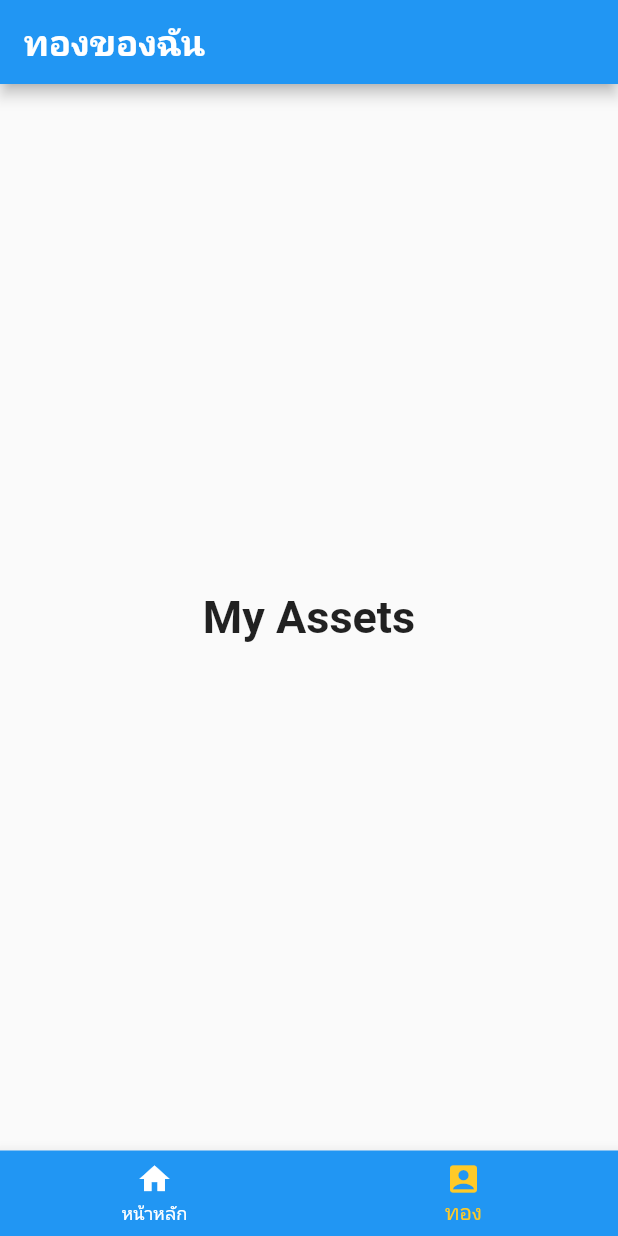
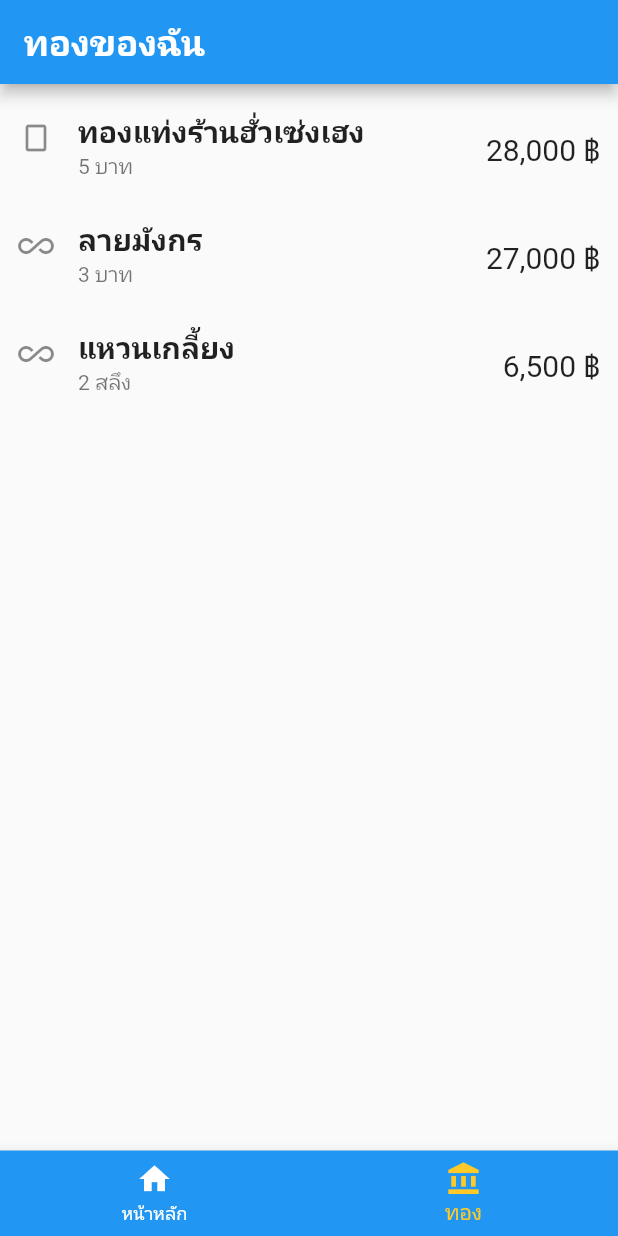
Before and after one commit to gameraroma/gold_trading_playground, a Flutter app: the screen it shows after launch, item 2 of the bottom bar chosen, on a phone screen of 412 x 824 dp. Run offline on Flutter 3.47's test engine with Material 2 defaults, Android fonts, the phone set to English and light mode, and no system bars; our stand-ins replace flutter_riverpod; network calls fail.

Commit message:
add asset list page with mock data

```diff
--- /dev/null
+++ b/lib/models/gold_asset.dart
@@ -0,0 +1,32 @@
+import 'package:flutter/material.dart';
+import 'package:intl/intl.dart';
+
+enum GoldType {
+  bullion,
+  ornament
+}
+
+enum GoldUnit {
+  baht,
+  quarterOfBaht
+}
+
+class GoldAsset {
+  final String id;
+  final String name;
+  final GoldType type;
+  final double cost;
+  final int weight;
+  final GoldUnit unit;
+
+  String get costDisplay {
+    var formatter = NumberFormat('#,##,000');
+    return '${formatter.format(cost)} ฿';
+  }
+
+  GoldAsset(this.id, this.name, this.type, this.cost, this.weight, this.unit);
+
+  factory GoldAsset.createNew(String name, GoldType type, double cost, int weight, GoldUnit unit) {
+    return GoldAsset(UniqueKey().toString(), name, type, cost, weight, unit);
+  }
+}
--- a/lib/providers/providers.dart
+++ b/lib/providers/providers.dart
@@ -1,5 +1,6 @@
 import 'package:flutter/material.dart';
 import 'package:flutter_riverpod/flutter_riverpod.dart';
+import 'package:gold_trading_playground/models/gold_asset.dart';
 import 'package:gold_trading_playground/models/gold_prices.dart';
 import 'package:html/parser.dart';
 import 'package:http/http.dart';
@@ -32,6 +33,25 @@ final goldPricesProvider = FutureProvider<GoldPrices>((ref) async {
   }
   ref.read(priceTextColorProvider.notifier).state = textColor;
 
-  final goldPrices = GoldPrices(updateDateTime, blSell, blBuy, omSell, omBuy);
+final goldPrices = GoldPrices(updateDateTime, blSell, blBuy, omSell, omBuy);
   return goldPrices;
 });
+
+final goldAssetsProvider = StateNotifierProvider<GoldAssetsNotifier, List<GoldAsset>>((ref) {
+  return GoldAssetsNotifier();
+});
+
+class GoldAssetsNotifier extends StateNotifier<List<GoldAsset>> {
+  GoldAssetsNotifier(): super([]);
+
+  void addAsset(GoldAsset asset) {
+    state = [...state, asset];
+  }
+
+  void removeAsset(String assetId) {
+    state = [
+      for (final asset in state)
+        if (asset.id != assetId) asset,
+    ];
+  }
+}
--- /dev/null
+++ b/lib/views/assets_page.dart
@@ -0,0 +1,42 @@
+import 'package:flutter/material.dart';
+import 'package:flutter_riverpod/flutter_riverpod.dart';
+import 'package:gold_trading_playground/models/gold_asset.dart';
+
+class AssetsPage extends ConsumerStatefulWidget {
+  const AssetsPage({Key? key}) : super(key: key);
+
+  @override
+  ConsumerState<AssetsPage> createState() => _AssetsPageState();
+}
+
+class _AssetsPageState extends ConsumerState<AssetsPage> {
+  List<GoldAsset> assets = [
+    GoldAsset.createNew("ทองแท่งร้านฮั่วเซ่งเฮง", GoldType.bullion, 28000, 5, GoldUnit.baht),
+    GoldAsset.createNew("ลายมังกร", GoldType.ornament, 27000, 3, GoldUnit.baht),
+    GoldAsset.createNew("แหวนเกลี้ยง", GoldType.ornament, 6500, 2, GoldUnit.quarterOfBaht),
+  ];
+
+  @override
+  Widget build(BuildContext context) {
+    return ListView.builder(
+        padding: const EdgeInsets.all(8),
+        itemCount: assets.length,
+        itemBuilder: (BuildContext context, int index) {
+          final asset = assets[index];
+          IconData typeIcon = asset.type == GoldType.ornament ? Icons.all_inclusive : Icons.crop_portrait;
+          String unit = asset.unit == GoldUnit.baht ? 'บาท' : 'สลึง';
+          return ListTile(
+            contentPadding: const EdgeInsets.symmetric(vertical: 0.0, horizontal: 4.0),
+            minLeadingWidth: 12,
+            leading: Icon(typeIcon),
+            title: Text(asset.name),
+            subtitle: Text('${asset.weight} $unit'),
+            trailing: Text(
+              asset.costDisplay,
+              style: const TextStyle(fontSize: 20),
+            ),
+          );
+        }
+    );
+  }
+}
--- a/lib/views/master_page.dart
+++ b/lib/views/master_page.dart
@@ -1,6 +1,7 @@
 import 'package:flutter/material.dart';
 import 'package:flutter_riverpod/flutter_riverpod.dart';
 import 'package:gold_trading_playground/providers/providers.dart';
+import 'package:gold_trading_playground/views/assets_page.dart';
 import 'package:gold_trading_playground/views/my_home_page.dart';
 
 class MasterPage extends ConsumerStatefulWidget {
@@ -13,14 +14,9 @@ class MasterPage extends ConsumerStatefulWidget {
 class _MyStatefulWidgetState extends ConsumerState<MasterPage> {
   String _title = 'ราคาทอง';
   int _selectedIndex = 0;
-  static const TextStyle optionStyle =
-  TextStyle(fontSize: 30, fontWeight: FontWeight.bold);
   static const List<Widget> _widgetOptions = <Widget>[
     MyHomePage(),
-    Text(
-      'My Assets',
-      style: optionStyle,
-    )
+    AssetsPage()
   ];
 
   @override
@@ -54,7 +50,7 @@ class _MyStatefulWidgetState extends ConsumerState<MasterPage> {
             label: 'หน้าหลัก',
           ),
           BottomNavigationBarItem(
-            icon: Icon(Icons.account_box),
+            icon: Icon(Icons.account_balance),
             label: 'ทอง',
           )
         ],
--- a/pubspec.yaml
+++ b/pubspec.yaml
@@ -39,6 +39,7 @@ dependencies:
   dio: ^4.0.6
   html: ^0.15.0
   http: ^0.13.4
+  intl: ^0.17.0
 
 dev_dependencies:
   flutter_test:
```
Also changed, not shown: pubspec.lock.
